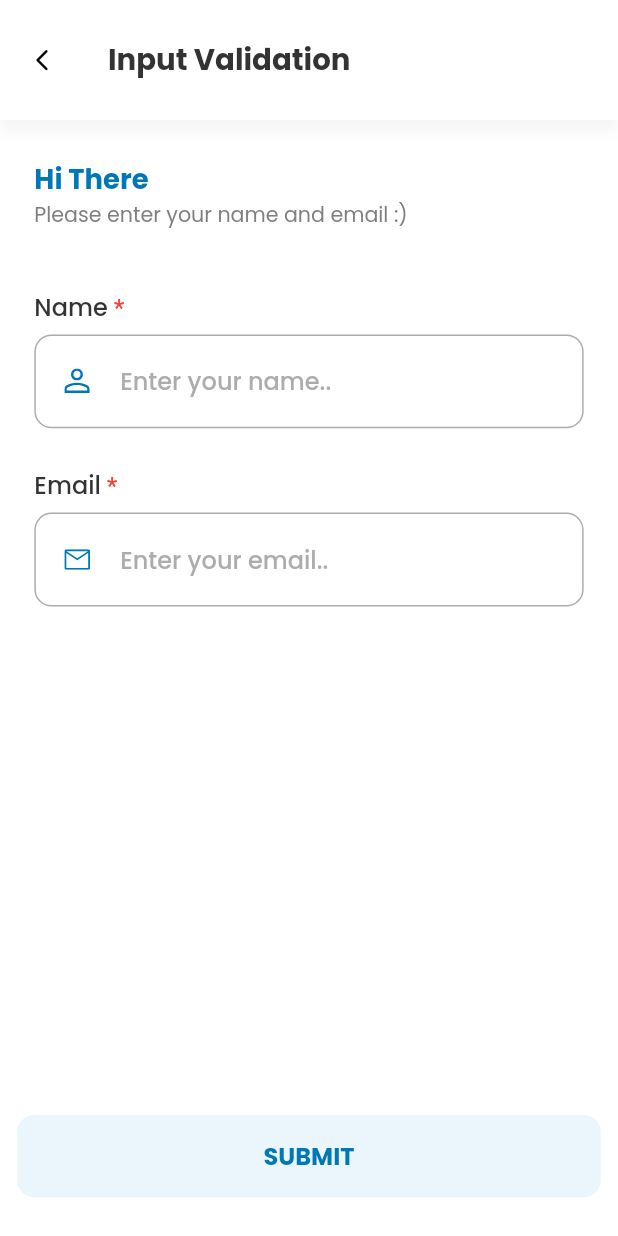
After one commit to linxkaa/peruri_app, a Flutter app: the screen it shows after launch, after a tap on "Input Validation Example (State Manageme", on a phone screen of 412 x 824 dp. The commit adds this screen. Run offline on Flutter 3.47's test engine with Material 2 defaults, Android fonts, the phone set to English and light mode, and no system bars; our stand-ins replace auto_route, bloc, dio, flutter_bloc, flutter_screenutil, flutter_svg and 12 more; missing offline and left inert: flutter_box_transform; generated files the repository leaves out were written again; network calls fail.

Commit message:
Feature: state management (input validation)

```diff
--- /dev/null
+++ b/lib/application/input_validation_cubit/input_validation_cubit.dart
@@ -0,0 +1,39 @@
+import 'package:bloc/bloc.dart';
+import 'package:flutter/material.dart';
+import 'package:freezed_annotation/freezed_annotation.dart';
+import 'package:peruri_app/domain/input_validation/input_validation_entity.dart';
+
+part 'input_validation_cubit.freezed.dart';
+part 'input_validation_state.dart';
+
+class InputValidationCubit extends Cubit<InputValidationState> {
+  late TextEditingController nameController;
+  late TextEditingController emailController;
+
+  InputValidationCubit() : super(InputValidationState.initial()) {
+    nameController = TextEditingController()
+      ..addListener(() {
+        inputName(nameController.text);
+      });
+    emailController = TextEditingController()
+      ..addListener(() {
+        inputEmail(emailController.text);
+      });
+  }
+
+  void inputName(String val) {
+    emit(state.unmodified.copyWith.model(name: val));
+  }
+
+  void inputEmail(String val) {
+    emit(state.unmodified.copyWith.model(email: val));
+  }
+
+  void submit() {
+    if (state.model.failureOption.isNone()) {
+      emit(state.copyWith(changeStates: true));
+    } else {
+      emit(state.unmodified.copyWith(showError: true));
+    }
+  }
+}
--- /dev/null
+++ b/lib/application/input_validation_cubit/input_validation_state.dart
@@ -0,0 +1,34 @@
+part of 'input_validation_cubit.dart';
+
+@freezed
+class InputValidationState with _$InputValidationState {
+  const InputValidationState._();
+  const factory InputValidationState({
+    required InputValidationEntity model,
+    required bool showError,
+    required bool changeStates,
+  }) = _InputValidationState;
+
+  factory InputValidationState.initial() => InputValidationState(
+        model: InputValidationEntity.empty(),
+        showError: false,
+        changeStates: false,
+      );
+
+  InputValidationState get unmodified => copyWith(changeStates: false);
+
+  String? get showNameError => showError ? model.nameErrorMsg : null;
+  String? get showEmailError => showError ? model.emailErrorMsg : null;
+
+  String get title {
+    if (!changeStates) return 'Hi There';
+
+    return 'Hi ${model.name}!';
+  }
+
+  String get description {
+    if (!changeStates) return 'Please enter your name and email :)';
+
+    return 'Your email was ${model.email} :)';
+  }
+}
--- a/lib/core/routes/app_router.dart
+++ b/lib/core/routes/app_router.dart
@@ -17,5 +17,6 @@ class AppRouter extends $AppRouter {
     AutoRoute(page: TopStoriesRoute.page),
     AutoRoute(page: TopStoriesCategoriesRoute.page),
     AutoRoute(page: MostPopularRoute.page),
+    AutoRoute(page: InputValidationRoute.page),
   ];
 }
--- /dev/null
+++ b/lib/domain/input_validation/input_validation_entity.dart
@@ -0,0 +1,48 @@
+import 'package:fpdart/fpdart.dart';
+import 'package:freezed_annotation/freezed_annotation.dart';
+import 'package:peruri_app/domain/core/form_failure.dart';
+import 'package:peruri_app/domain/core/form_validator.dart';
+
+part 'input_validation_entity.freezed.dart';
+
+@freezed
+class InputValidationEntity with _$InputValidationEntity {
+  const InputValidationEntity._();
+  const factory InputValidationEntity({
+    required String name,
+    required String email,
+  }) = _InputValidationEntity;
+
+  factory InputValidationEntity.empty() => const InputValidationEntity(
+        name: '',
+        email: '',
+      );
+
+  Option<FormFailure> get failureOption {
+    return FormValidator.emptyValidator(name).andThen(() => FormValidator.emailValidator(email)).fold(
+          (failure) => some(failure),
+          (_) => none(),
+        );
+  }
+
+  String? get nameErrorMsg {
+    return FormValidator.emptyValidator(name).fold(
+      (failure) => failure.maybeWhen(
+        orElse: () => null,
+        empty: () => "Name must not be empty",
+      ),
+      (data) => null,
+    );
+  }
+
+  String? get emailErrorMsg {
+    return FormValidator.emailValidator(email).fold(
+      (failure) => failure.when(
+        empty: () => "Email must not be empty",
+        tooLong: () => "Email is too long",
+        invalidEmailAddress: () => "Invalid email address",
+      ),
+      (data) => null,
+    );
+  }
+}
--- /dev/null
+++ b/lib/presentation/pages/input_validation_page/input_validation_page.dart
@@ -0,0 +1,94 @@
+import 'package:auto_route/auto_route.dart';
+import 'package:flutter/material.dart';
+import 'package:flutter_bloc/flutter_bloc.dart';
+import 'package:flutter_svg/flutter_svg.dart';
+import 'package:peruri_app/application/input_validation_cubit/input_validation_cubit.dart';
+import 'package:peruri_app/core/commons/assets_path.dart';
+import 'package:peruri_app/core/commons/colors_const.dart';
+import 'package:peruri_app/presentation/widgets/atoms/text_theme_extension.dart';
+import 'package:peruri_app/presentation/widgets/organism/text_form_field.dart';
+import 'package:peruri_app/presentation/widgets/organism/ui_helper.dart';
+
+@RoutePage()
+class InputValidationPage extends StatelessWidget {
+  const InputValidationPage({super.key});
+
+  @override
+  Widget build(BuildContext context) {
+    return BlocProvider(
+      create: (context) => InputValidationCubit(),
+      child: Builder(
+        builder: (context) {
+          return Scaffold(
+            appBar: AppBar(
+              title: const Text('Input Validation'),
+              leading: IconButton(
+                onPressed: () {
+                  AutoRouter.of(context).pop();
+                },
+                icon: const Icon(Icons.arrow_back_ios_new_rounded),
+              ),
+            ),
+            bottomNavigationBar: Container(
+              margin: UIHelper.padding(horizontal: 10, vertical: 20),
+              child: ElevatedButton(
+                onPressed: () {
+                  context.read<InputValidationCubit>().submit();
+                },
+                child: const Text(
+                  'SUBMIT',
+                ),
+              ),
+            ),
+            body: BlocBuilder<InputValidationCubit, InputValidationState>(
+              builder: (context, state) {
+                return SingleChildScrollView(
+                  padding: UIHelper.padding(vertical: 20, horizontal: 20),
+                  child: Column(
+                    crossAxisAlignment: CrossAxisAlignment.start,
+                    children: [
+                      Text(
+                        state.title,
+                        style: context.textTheme.displaySmall?.copyWith(
+                          color: ColorConstant.primary,
+                        ),
+                      ),
+                      Text(
+                        state.description,
+                        style: context.textTheme.bodySmall?.copyWith(
+                          color: ColorConstant.darkGrey,
+                        ),
+                      ),
+                      UIHelper.verticalSpace(30),
+                      TextFormFieldCustom(
+                        hintText: 'Enter your name..',
+                        validator: (_) => state.showNameError,
+                        controller: context.read<InputValidationCubit>().nameController,
+                        title: 'Name',
+                        preffixIcon: SvgPicture.asset(
+                          AssetsPath.userIcon,
+                          width: UIHelper.setSp(15),
+                        ),
+                      ),
+                      UIHelper.verticalSpace(20),
+                      TextFormFieldCustom(
+                        hintText: 'Enter your email..',
+                        validator: (_) => state.showEmailError,
+                        controller: context.read<InputValidationCubit>().emailController,
+                        title: 'Email',
+                        preffixIcon: SvgPicture.asset(
+                          AssetsPath.emailIcon,
+                          width: UIHelper.setSp(15),
+                        ),
+                      ),
+                    ],
+                  ),
+                );
+              },
+            ),
+          );
+        },
+      ),
+    );
+  }
+}
--- a/lib/presentation/pages/main_page.dart
+++ b/lib/presentation/pages/main_page.dart
@@ -28,14 +28,21 @@ class MainPage extends StatelessWidget {
                   AutoRouter.of(context).push(const CounterRoute());
                 },
                 title: 'Counter Example (State Management)',
-                desc: 'Pengenalan state management menggunakan flutter_bloc package',
+                desc: 'Pengenalan state management menggunakan flutter_bloc package. Level: 1',
+              ),
+              ActionText(
+                onTap: () {
+                  AutoRouter.of(context).push(const InputValidationRoute());
+                },
+                title: 'Input Validation Example (State Management)',
+                desc: 'Pengenalan state management menggunakan flutter_bloc package. Level: 2',
               ),
               ActionText(
                 onTap: () {
                   AutoRouter.of(context).push(const CalculatorRoute());
                 },
                 title: 'Calculator Example (State Management)',
-                desc: 'Case state management menggunakan flutter_bloc package yang lebih complex',
+                desc: 'Case state management menggunakan flutter_bloc package yang lebih complex. Level: 3',
               ),
               ActionText(
                 onTap: () {
```
Also changed, not shown: assets/svgs/email_icon.svg (added), assets/svgs/user_icon.svg (added), lib/core/routes/app_router.gr.dart.
